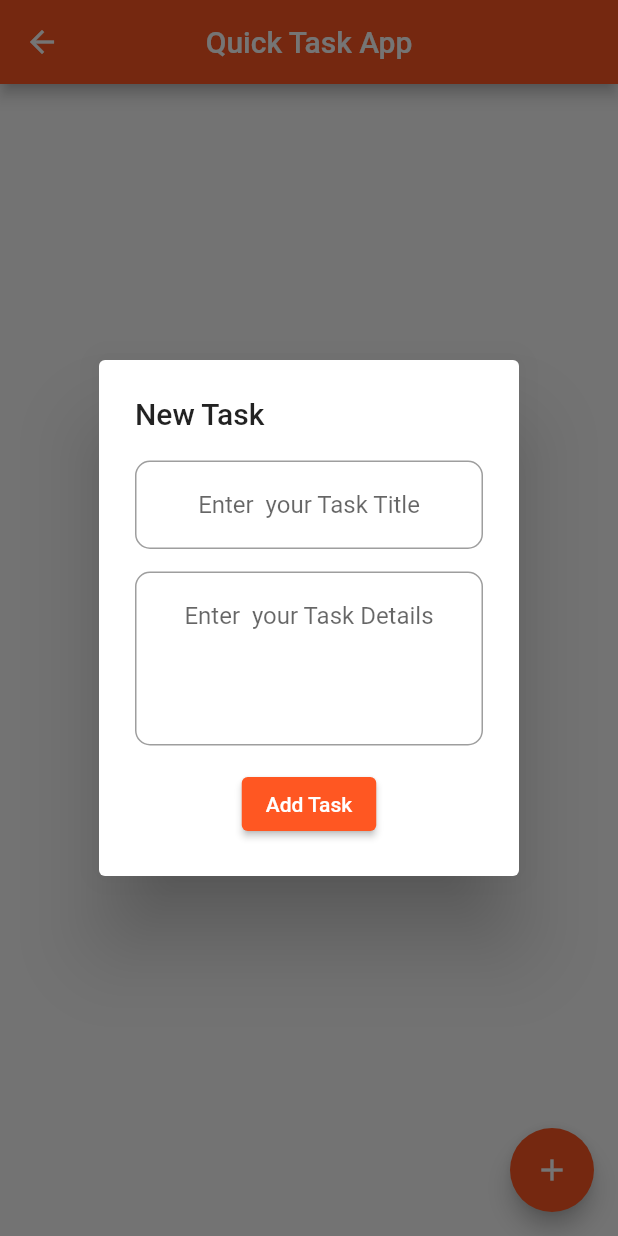
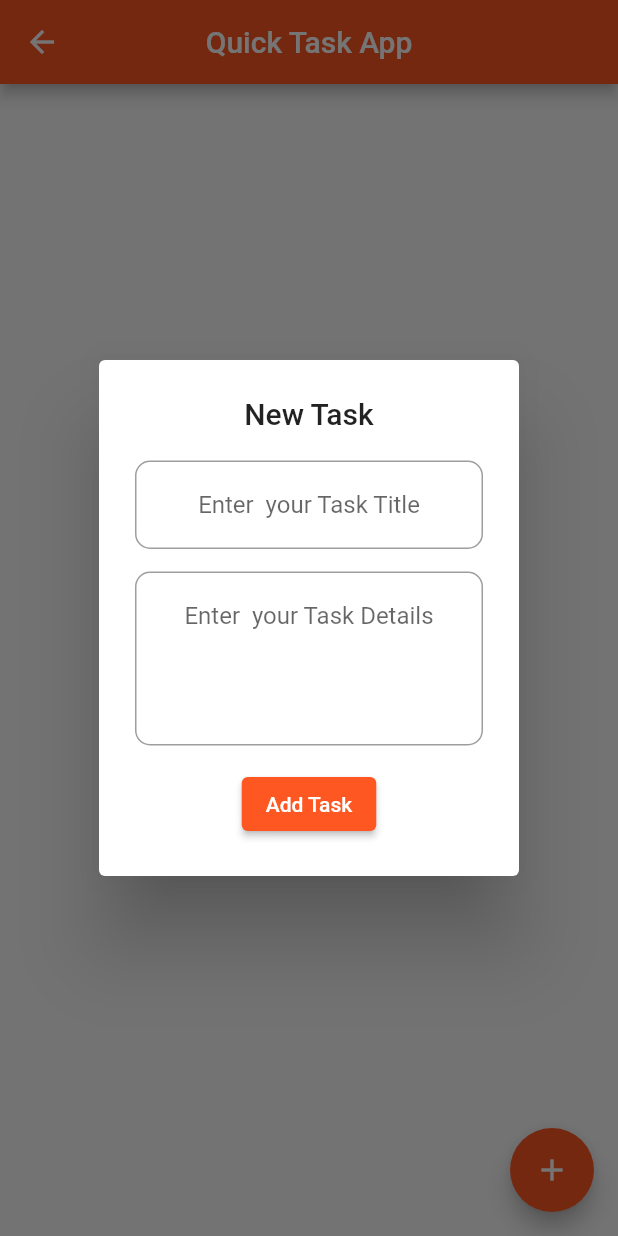
Before and after one commit to ScribbleRiyad/local_database_testing_hive, a Flutter app: the ReadScreen screen opened directly, after a tap on the "add" icon, on a phone screen of 412 x 824 dp. Run offline on Flutter 3.47's test engine with Material 2 defaults, Android fonts, the light colour scheme and no system bars; our stand-ins replace hive, hive_flutter; accounts and stored records are empty.

Commit message:
working on hive

```diff
--- a/lib/read_screen.dart
+++ b/lib/read_screen.dart
@@ -108,7 +108,7 @@ class _ReadScreenState extends State<ReadScreen> {
         context: context,
         builder: (context) {
           return AlertDialog(
-            title: const Text("New Task"),
+            title: Center(child: const Text("New Task")),
             content: Column(
               mainAxisSize: MainAxisSize.min,
               children: [
```
